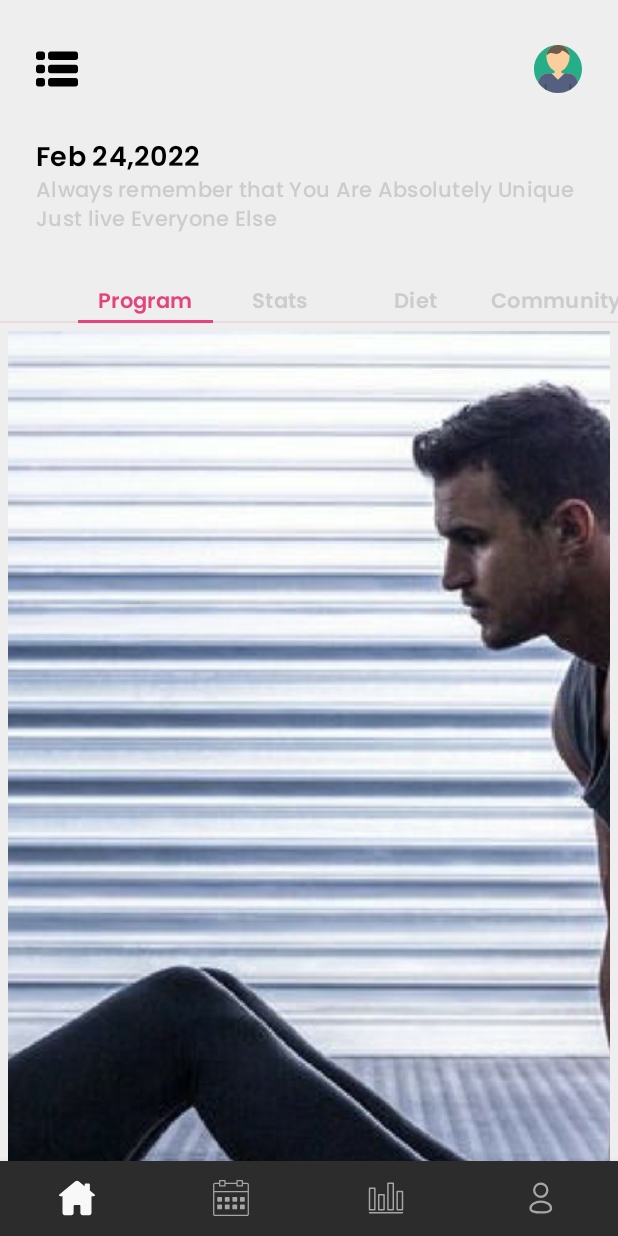
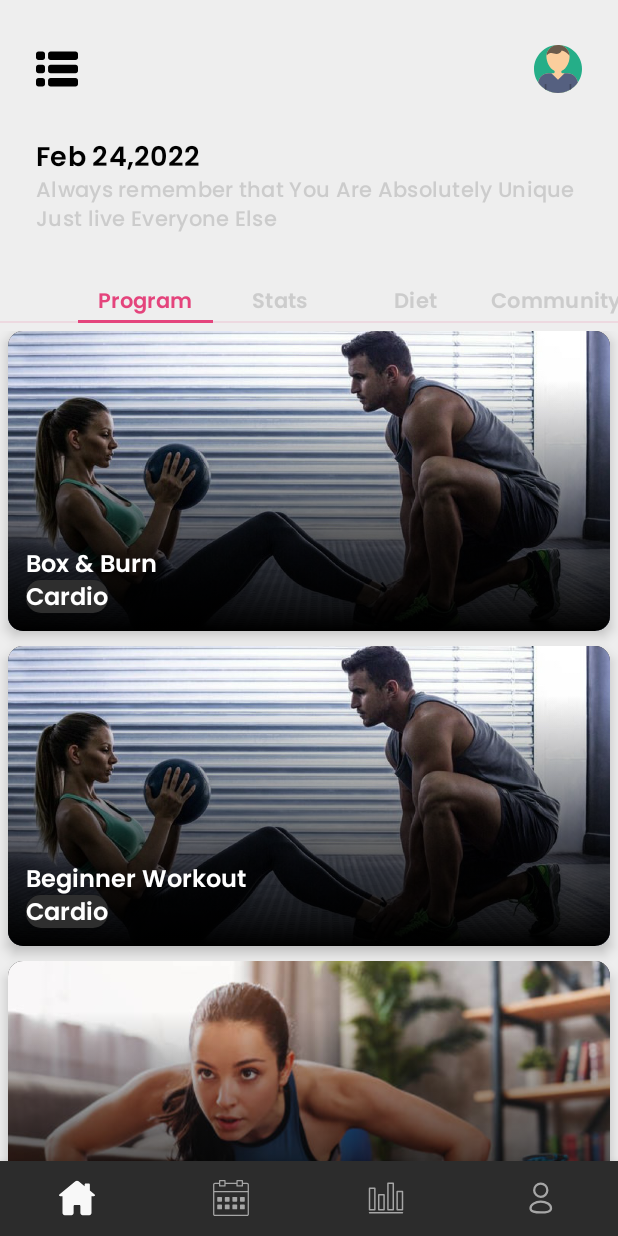
Before and after one commit to chetanmuliya/WorkoutGuide, an Android app built with Jetpack Compose: the screen it shows after launch (MainActivity), on a phone screen of 412 x 824 dp. Run offline under Robolectric (Android 15) with nearby library versions, the phone set to English and light mode, and no system bars.

Commit message:
workout program item ui changes

```diff
--- a/app/src/main/java/wg/cm/workoutguide/presentation/home_screen/BottomBarNavigation.kt
+++ b/app/src/main/java/wg/cm/workoutguide/presentation/home_screen/BottomBarNavigation.kt
@@ -49,7 +49,7 @@ enum class BarSection(
     val selectedIcon: Int
 ) {
     Home(R.drawable.ic_home, R.drawable.ic_home),
-    List(R.drawable.ic_calendar, R.drawable.ic_menu),
+    List(R.drawable.ic_calendar, R.drawable.ic_calendar),
     ShoppingCart(R.drawable.ic_stats, R.drawable.ic_stats),
     Profile(R.drawable.ic_profile, R.drawable.ic_profile),
 }
--- a/app/src/main/java/wg/cm/workoutguide/presentation/home_screen/MainHomeScreen.kt
+++ b/app/src/main/java/wg/cm/workoutguide/presentation/home_screen/MainHomeScreen.kt
@@ -34,6 +34,7 @@ import androidx.compose.ui.unit.sp
 import androidx.fragment.app.FragmentManager
 import wg.cm.workoutguide.R
 import wg.cm.workoutguide.presentation.home_screen.model.Workout
+import wg.cm.workoutguide.presentation.home_screen.util.workoutList
 import wg.cm.workoutguide.ui.theme.Blue500
 import wg.cm.workoutguide.ui.theme.Grey
 import wg.cm.workoutguide.ui.theme.Pink
@@ -93,10 +94,6 @@ fun MainHomeScreen(
                     //BarSection.List -> VegetableListView(actions)
                 }
             }
-            val workoutList = listOf(Workout("test","teesttdesc", painterResource(id = R.drawable.workout), listOf("home","cardio","core")),
-                Workout("test2","teesttdesc2", painterResource(id = R.drawable.workout), listOf("home","cardio","core")),
-                Workout("test2","teesttdesc2", painterResource(id = R.drawable.home_workout), listOf("home","cardio","core")),
-                Workout("test2","teesttdesc2", painterResource(id = R.drawable.home_workout), listOf("home","cardio","core")))
             ProgramListSection(workouts = workoutList)
         }
 
@@ -265,7 +262,7 @@ fun ProgramListSection(
 ) {
     LazyColumn(
         modifier = Modifier
-            .padding(5.dp)
+            .padding(start = 5.dp, end = 5.dp, top = 5.dp, bottom = 50.dp)
             .fillMaxWidth()
     ){
         items(workouts.size){
@@ -273,13 +270,3 @@ fun ProgramListSection(
         }
     }
 }
-
-@Composable
-fun programItem(workouts: Workout) {
-    Image(
-        painter = workouts.poster,
-        contentDescription = null,
-        contentScale = ContentScale.Crop,
-        modifier = Modifier.fillMaxWidth()
-        )
-}
--- /dev/null
+++ b/app/src/main/java/wg/cm/workoutguide/presentation/home_screen/ProgramItem.kt
@@ -0,0 +1,109 @@
+package wg.cm.workoutguide.presentation.home_screen
+
+import androidx.compose.foundation.Image
+import androidx.compose.foundation.background
+import androidx.compose.foundation.layout.*
+import androidx.compose.foundation.shape.RoundedCornerShape
+import androidx.compose.material.Card
+import androidx.compose.material.Text
+import androidx.compose.runtime.Composable
+import androidx.compose.ui.Alignment
+import androidx.compose.ui.Modifier
+import androidx.compose.ui.graphics.Brush
+import androidx.compose.ui.graphics.Color
+import androidx.compose.ui.layout.ContentScale
+import androidx.compose.ui.res.painterResource
+import androidx.compose.ui.text.TextStyle
+import androidx.compose.ui.text.font.FontWeight
+import androidx.compose.ui.unit.dp
+import androidx.compose.ui.unit.sp
+import wg.cm.workoutguide.presentation.home_screen.model.Workout
+import wg.cm.workoutguide.ui.theme.Pink
+
+@Composable
+fun programItem(workouts: Workout) {
+    ImageCard(
+        painterId = workouts.poster,
+        contentDescription = null,
+        modifier = Modifier
+            .fillMaxWidth()
+            .padding(bottom = 10.dp),
+        title = workouts.name
+    )
+}
+
+@Composable
+fun ImageCard(
+    painterId: Int,
+    title: String,
+    contentDescription: String?,
+    modifier: Modifier = Modifier
+) {
+    Card(
+        modifier = modifier.fillMaxWidth(),
+        shape = RoundedCornerShape(10.dp),
+        elevation = 5.dp
+    ) {
+        Box(
+            modifier = Modifier.height(200.dp)
+        ) {
+            Image(
+                painter = painterResource(painterId),
+                contentDescription = contentDescription,
+                contentScale = ContentScale.Crop,
+                modifier = Modifier.fillMaxSize()
+            )
+            Box(
+                modifier = Modifier
+                    .fillMaxSize()
+                    .background(
+                        brush = Brush.verticalGradient(
+                            colors = listOf(
+                                Color.Transparent,
+                                Color.Black
+                            ),
+                            startY = 50f
+                        )
+                    )
+            )
+            Box(
+                modifier = Modifier
+                    .fillMaxSize()
+                    .padding(12.dp),
+                contentAlignment = Alignment.BottomStart
+            ) {
+                Column(
+                    modifier = Modifier
+                        .fillMaxSize(),
+                    verticalArrangement = Arrangement.Bottom
+                ) {
+                    Text(
+                        text = title,
+                        style = TextStyle(
+                            fontFamily = fontFamily,
+                            fontWeight = FontWeight.SemiBold,
+                            color = Color.White,
+                            fontSize = 16.sp
+                        )
+                    )
+                    Card(
+                        modifier = Modifier.wrapContentSize(),
+                        shape = RoundedCornerShape(10.dp),
+                        elevation = 5.dp
+                    ) {
+                        Text(
+                            text = "Cardio",
+                            style = TextStyle(
+                                fontFamily = fontFamily,
+                                fontWeight = FontWeight.SemiBold,
+                                color = Color.White,
+                                fontSize = 16.sp
+                            )
+                        )
+                    }
+                }
+
+            }
+        }
+    }
+}
--- a/app/src/main/java/wg/cm/workoutguide/presentation/home_screen/model/Workout.kt
+++ b/app/src/main/java/wg/cm/workoutguide/presentation/home_screen/model/Workout.kt
@@ -1,10 +1,8 @@
 package wg.cm.workoutguide.presentation.home_screen.model
-
-import androidx.compose.ui.graphics.painter.Painter
 
 data class Workout(
     val name: String,
     val disc: String,
-    val poster: Painter,
+    val poster: Int,
     val types: List<String>
 )
--- /dev/null
+++ b/app/src/main/java/wg/cm/workoutguide/presentation/home_screen/util/DummyData.kt
@@ -0,0 +1,11 @@
+package wg.cm.workoutguide.presentation.home_screen.util
+
+import wg.cm.workoutguide.R
+import wg.cm.workoutguide.presentation.home_screen.model.Workout
+
+val workoutList = listOf(
+    Workout("Box & Burn","teesttdesc", R.drawable.workout , listOf("home","cardio","core")),
+    Workout("Beginner Workout","teesttdesc2", R.drawable.workout, listOf("home","cardio","core")),
+    Workout("Intermediate workout","teesttdesc2", R.drawable.home_workout, listOf("home","cardio","core")),
+    Workout("Advanced workout","teesttdesc2", R.drawable.home_workout, listOf("home","cardio","core"))
+)
```
